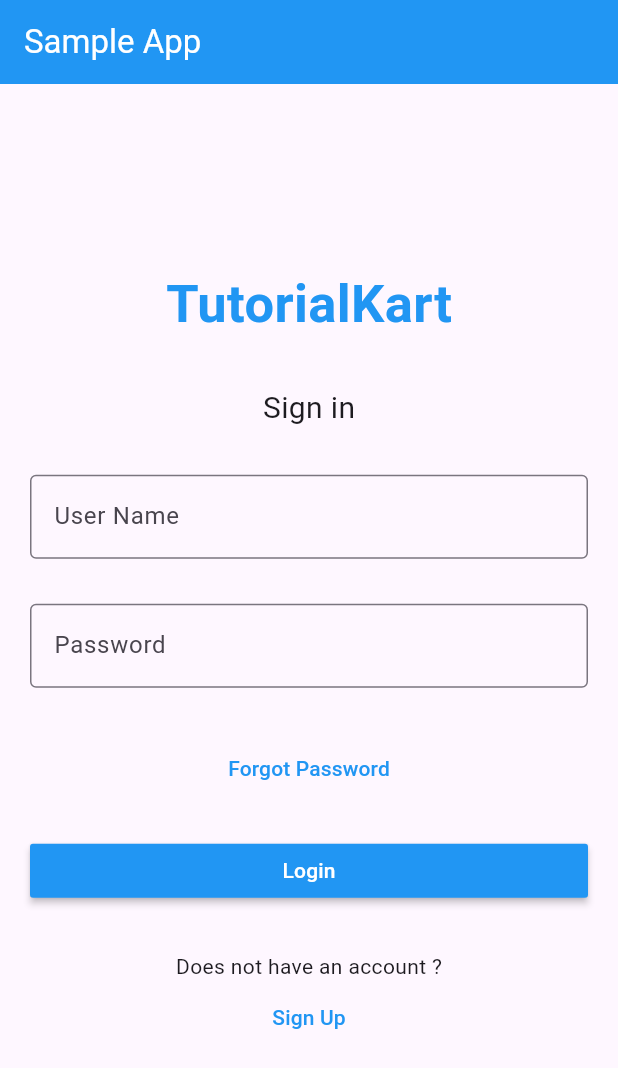
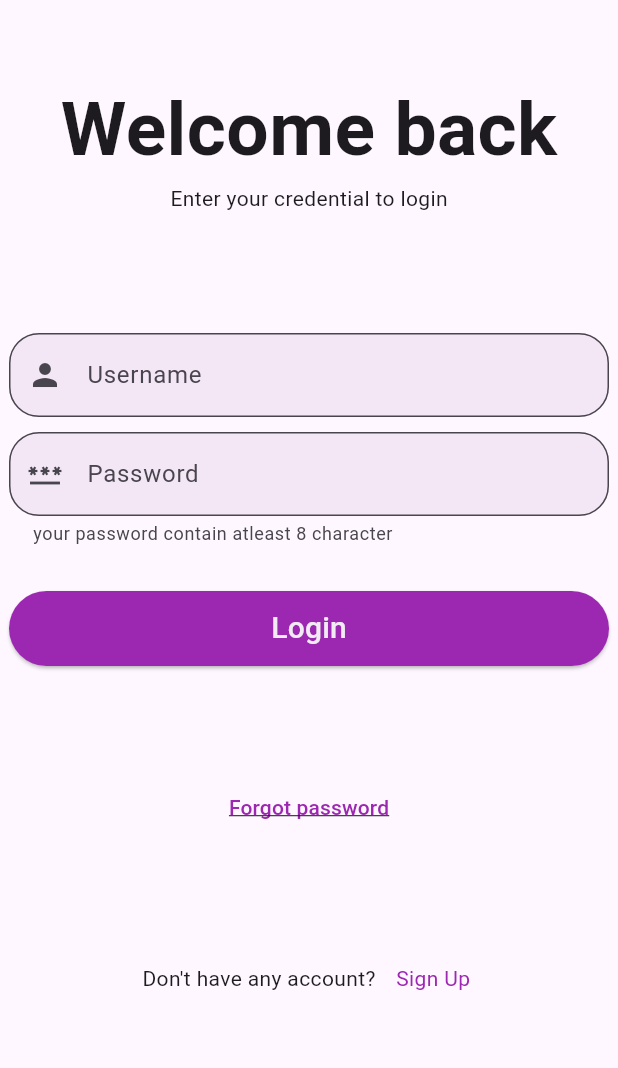
Before and after one commit to sadiqali4536/Flutter_Space, a Flutter app: the Loginpage screen opened directly, on a phone screen of 412 x 824 dp. Shown: the top 1068 px of the screen. Run offline on Flutter 3.47's test engine with Material 3 defaults, Android fonts, the phone set to English and light mode, and no system bars; statements that could not run were skipped.

Commit message:
20-09-2024

```diff
--- a/lib/login page.dart
+++ b/lib/login page.dart
@@ -11,97 +11,90 @@ class _LoginpageState extends State<Loginpage> {
   @override
   Widget build(BuildContext context) {
     return Scaffold(
-  appBar: AppBar(
-    title: Text('Sample App',
+    body: Center(
+      child: Column(
+        mainAxisAlignment: MainAxisAlignment.start,
+        children: [
+          SizedBox(
+            height: 50, ),
+          Text('Welcome back',
           style: TextStyle(
-    color: Colors.white,
+            fontSize:50,
+            fontWeight: FontWeight.bold,
+
           ),),
-    backgroundColor: Colors.blue,
-  ),
-body: Center(
-  child:  Column(
-  mainAxisAlignment: MainAxisAlignment.center,
-  crossAxisAlignment: CrossAxisAlignment.center,
-  children: [
           Text(
-      'TutorialKart',
-      style:TextStyle(
-        fontSize: 35,
-        color: Colors.blue,
-        fontWeight: FontWeight.bold)
-      ) ,
-            SizedBox(
-              height: 30,
-            ),
-            Text(
-              "Sign in",
-              style: TextStyle(
-                fontSize: 20,
-              ),
+            'Enter your credential to login',
             ),
             SizedBox(
-              height: 30,
+              height:80,
             ),
-            Form(
-                child: Column(
-              children: [
-                Padding(
-                  padding: EdgeInsets.symmetric(horizontal: 20),
+            SizedBox(
+              width:400,
               child: TextFormField(
-                    keyboardType: TextInputType.emailAddress,
                 decoration: InputDecoration(
-                      labelText: "User Name",
-                      hintText: "Enter User Name",
-                      border: OutlineInputBorder(),
+                  prefixIcon:Icon(Icons.person),
+                  hintText:'Username' ,
+                  fillColor: const Color.fromARGB(255, 243, 231, 245),
+                  filled: true,
+                  border: OutlineInputBorder(
+                    borderRadius: BorderRadius.circular(20))
                 ),
               ),
             ),
             SizedBox(
-                  height: 30,
+              height: 10,
             ),
-                Padding(
-                  padding: EdgeInsets.symmetric(horizontal: 20),
+            SizedBox(
+              width: 400,
               child: TextFormField(
-                    keyboardType: TextInputType.visiblePassword,
-                    decoration: InputDecoration(
-                      labelText: "Password",
-                      hintText: "Enter Your Password",
-                      border: OutlineInputBorder(),
+                decoration:InputDecoration(
+                  prefixIcon: Icon(Icons.password),
+                  hintText: 'Password',
+                  helperText:"your password contain atleast 8 character",
+                  fillColor: const Color.fromARGB(255, 243, 231, 245),
+                  filled: true,
+                  border: OutlineInputBorder(
+                    borderRadius: BorderRadius.circular(20) )
                 ),
               ),
             ),
             SizedBox(
-                  height: 30,
-                ),
-                MaterialButton(
-                  onPressed: () {},
-                  child: Text("Forgot Password"),
-                  textColor: Colors.blue,
+              height: 20,
             ),
             SizedBox(
-                  height: 20,
-                ),
-                Padding(
-                  padding: EdgeInsets.symmetric(horizontal: 20),
-                  child: MaterialButton(
-                    onPressed: () {},
-                    minWidth: double.infinity,
-                    child: Text("Login"),
-                    color: Colors.blue,
-                    textColor: Colors.white,
-                  ),
+              height:10,
             ),
             SizedBox(
-                  height: 30,
+              width: 400,
+              height: 50,
+              child: ElevatedButton(style: ElevatedButton.styleFrom(
+                backgroundColor: Colors.purple),
+                onPressed: (){}, child: Text('Login',style: TextStyle(
+                  fontSize: 20,
+                  color:const Color.fromARGB(255, 241, 236, 243)),)),
             ),
-                Text("Does not have an account ?"),
-                MaterialButton(
-                  onPressed: () {},
-                  child: Text("Sign Up"),
-                  textColor: Colors.blue,
+            SizedBox(
+              height: 70,
+            ),
+            TextButton(onPressed: (){},
+             child:
+              Text('Forgot password',style: TextStyle(color: Colors.purple,decoration: TextDecoration.underline ),)),
+             SizedBox(height: 80,),
+            Column(
+              children: [
+                Row(
+                  mainAxisAlignment:MainAxisAlignment.center,
+                  children: [
+                    Text("Don't have any account? "),
+                    SizedBox(
+                      width: 10,
+                    ),
+                    Text('Sign Up ',style:TextStyle(color: Colors.purple),)
+                  ],
                 )
               ],
-            ))
+            )
         ],
       ),
     ),
--- a/lib/main.dart
+++ b/lib/main.dart
@@ -1,7 +1,7 @@
 import 'package:flutter/material.dart';
 import 'package:flutter_demo/Chess%20Board.dart';
 import 'package:flutter_demo/Onam.dart';
-import 'package:flutter_demo/login%20page.dart';
+import 'package:flutter_demo/Login%20page.dart';
 
 void main() {
   runApp(const MyApp());
```
Lines whose indentation alone changed are shown as unchanged.
